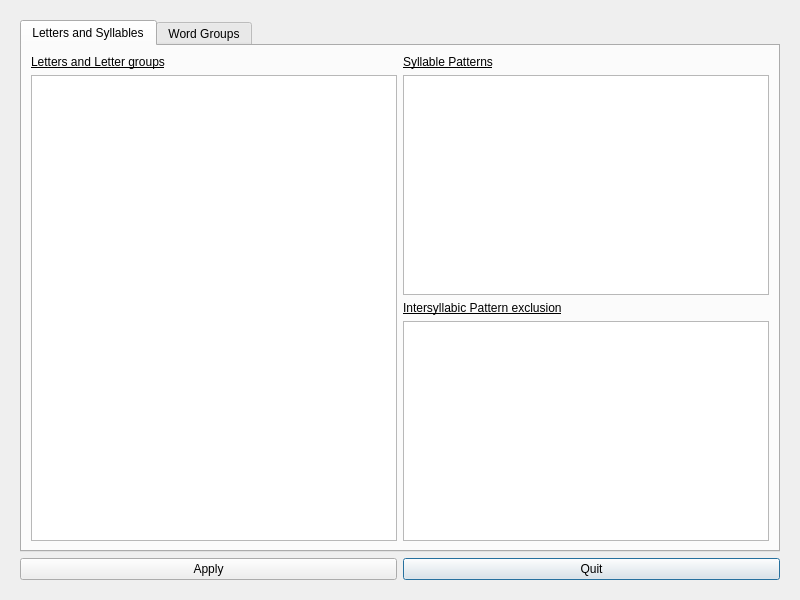
The window that forms/langsettingswindow.ui (maelm-Epita/Noupharen) describes before a commit, drawn with Qt 5.
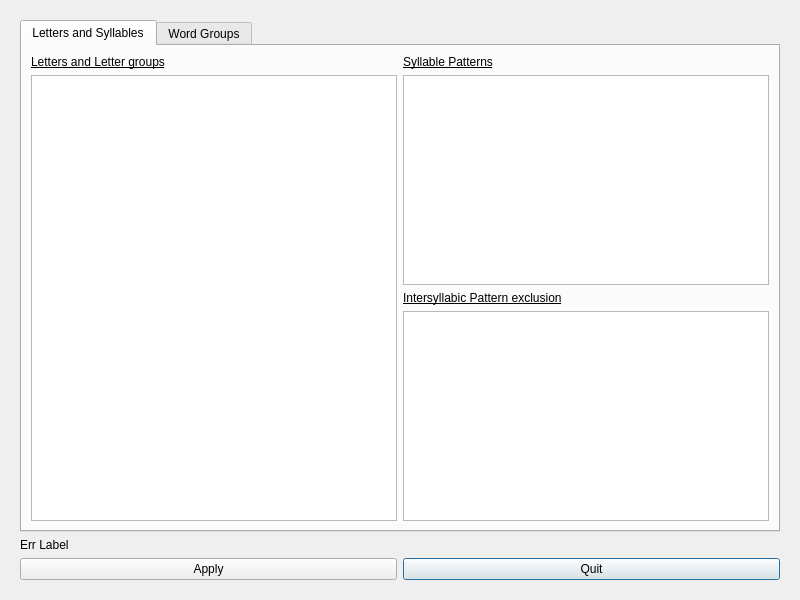
The same window after the commit. Icons and pictures are not drawn.

```diff
--- a/forms/langsettingswindow.ui
+++ b/forms/langsettingswindow.ui
@@ -196,6 +196,13 @@
         </widget>
        </widget>
       </item>
+      <item row="1" column="0">
+       <widget class="QLabel" name="errLabel">
+        <property name="text">
+         <string>Err Label</string>
+        </property>
+       </widget>
+      </item>
      </layout>
     </widget>
    </item>
```
Left out of the diff: 66 changed lines with no effect on the pictures.
